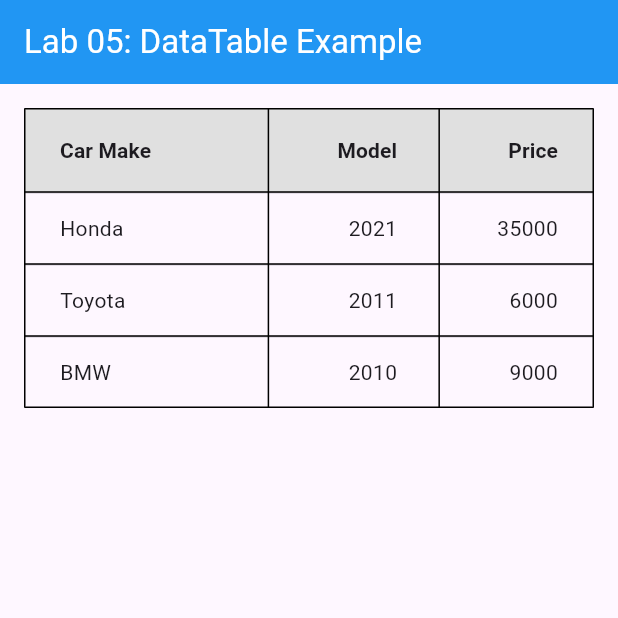
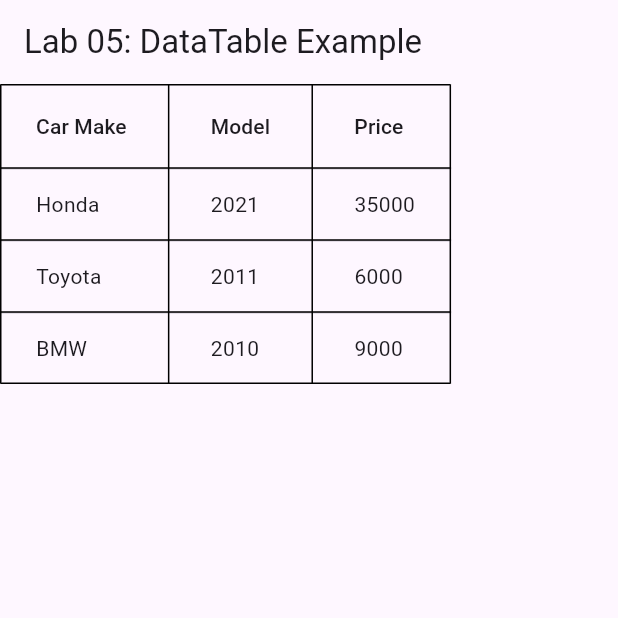
Before and after one commit to 98534Clarance/TMA3084_G02_98534_Lab05_Lesson07, a Flutter app: the screen it shows after launch, on a phone screen of 412 x 824 dp, the top half of it. Run offline on Flutter 3.47's test engine with Material 3 defaults, Android fonts, the phone set to English and light mode, and no system bars.

Commit message:
lab a and lab b

```diff
--- a/data_table_lab/lib/main.dart
+++ b/data_table_lab/lib/main.dart
@@ -9,7 +9,6 @@ class MyApp extends StatelessWidget {
   Widget build(BuildContext context) {
     return MaterialApp(
       title: 'Lab B - DataTable',
-      theme: ThemeData(primarySwatch: Colors.blue),
       home: const CarTablePage(),
     );
   }
@@ -19,82 +18,45 @@ class Car {
   Car(this.make, this.model, this.price);
 
   final String make;
-  final int model;
+  final String model; // Intentionally String instead of int in partial version
   final int price;
 }
 
-class CarTablePage extends StatefulWidget {
-  const CarTablePage({super.key});
-
-  @override
-  State<CarTablePage> createState() => _CarTablePageState();
-}
-
-class _CarTablePageState extends State<CarTablePage> {
-  int? sortColumnIndex;
-  bool sortAscending = true;
+class CarTablePage extends StatelessWidget {
+  CarTablePage({super.key});
 
   final List<Car> cars = [
-    Car('Honda', 2021, 35000),
-    Car('Toyota', 2011, 6000),
-    Car('BMW', 2010, 9000),
+    Car('Honda', '2021', 35000),
+    Car('Toyota', '2011', 6000),
+    Car('BMW', '2010', 9000),
   ];
-
-  void sortBy(int columnIndex, bool ascending, int Function(Car a, Car b) compare) {
-    setState(() {
-      cars.sort((a, b) => ascending ? compare(a, b) : compare(b, a));
-      sortColumnIndex = columnIndex;
-      sortAscending = ascending;
-    });
-  }
 
   @override
   Widget build(BuildContext context) {
+    // Missing sortColumnIndex, sortAscending, and onSort callbacks
     return Scaffold(
       appBar: AppBar(
         title: const Text('Lab 05: DataTable Example'),
-        backgroundColor: Colors.blue,
-        foregroundColor: Colors.white,
       ),
-      body: SingleChildScrollView(
-        padding: const EdgeInsets.all(16.0),
-        child: DataTable(
-          sortColumnIndex: sortColumnIndex,
-          sortAscending: sortAscending,
+      body: DataTable(
         border: TableBorder.all(color: Colors.black),
-          headingRowColor: WidgetStateProperty.all<Color>(Colors.grey.shade300),
-          columns: [
-            DataColumn(
-              label: const Text('Car Make', style: TextStyle(fontWeight: FontWeight.bold)),
-              onSort: (columnIndex, ascending) =>
-                  sortBy(columnIndex, ascending, (a, b) => a.make.compareTo(b.make)),
-            ),
-            DataColumn(
-              label: const Text('Model', style: TextStyle(fontWeight: FontWeight.bold)),
-              numeric: true,
-              onSort: (columnIndex, ascending) =>
-                  sortBy(columnIndex, ascending, (a, b) => a.model.compareTo(b.model)),
-            ),
-            DataColumn(
-              label: const Text('Price', style: TextStyle(fontWeight: FontWeight.bold)),
-              numeric: true,
-              onSort: (columnIndex, ascending) =>
-                  sortBy(columnIndex, ascending, (a, b) => a.price.compareTo(b.price)),
-            ),
+        columns: const [
+          DataColumn(label: Text('Car Make')),
+          DataColumn(label: Text('Model')),
+          DataColumn(label: Text('Price')),
         ],
         rows: cars
             .map(
               (car) => DataRow(
                 cells: [
                   DataCell(Text(car.make)),
-                    DataCell(Text(car.model.toString())),
+                  DataCell(Text(car.model)),
                   DataCell(Text(car.price.toString())),
                 ],
               ),
             )
             .toList(),
       ),
-      ),
     );
   }
 }
```
Lines whose indentation alone changed are shown as unchanged.
